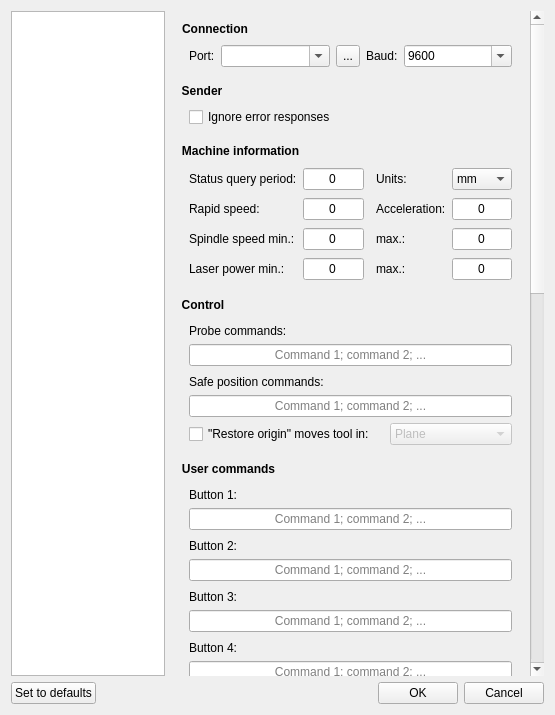
Denvi/Candle, file src/frmsettings.ui: the form before one commit.
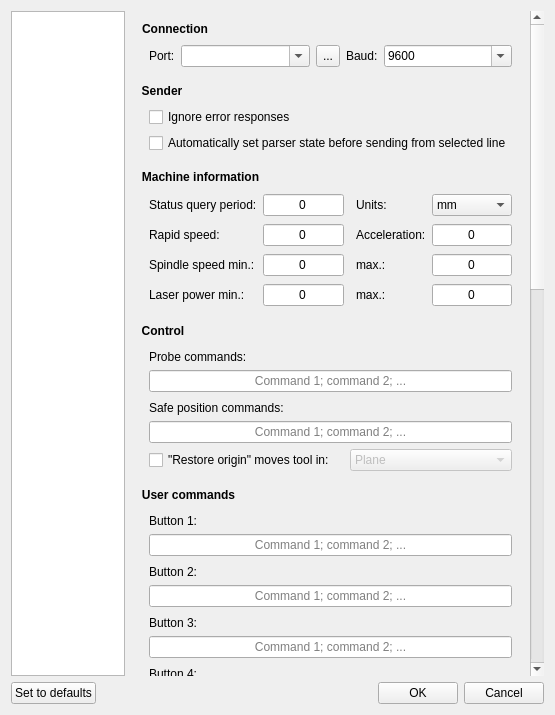
The form after the commit. Icons and pictures are not drawn. Custom widgets are drawn as their Qt base class.

```diff
--- a/src/frmsettings.ui
+++ b/src/frmsettings.ui
@@ -71,9 +71,9 @@
         <property name="geometry">
          <rect>
           <x>0</x>
-          <y>-884</y>
-          <width>402</width>
-          <height>1722</height>
+          <y>0</y>
+          <width>436</width>
+          <height>1749</height>
          </rect>
         </property>
         <layout class="QVBoxLayout" name="verticalLayout_4">
@@ -184,6 +184,13 @@
               </property>
              </widget>
             </item>
+            <item>
+             <widget class="QCheckBox" name="chkAutoLine">
+              <property name="text">
+               <string>Automatically set parser state before sending from selected line</string>
+              </property>
+             </widget>
+            </item>
            </layout>
           </widget>
          </item>
```
